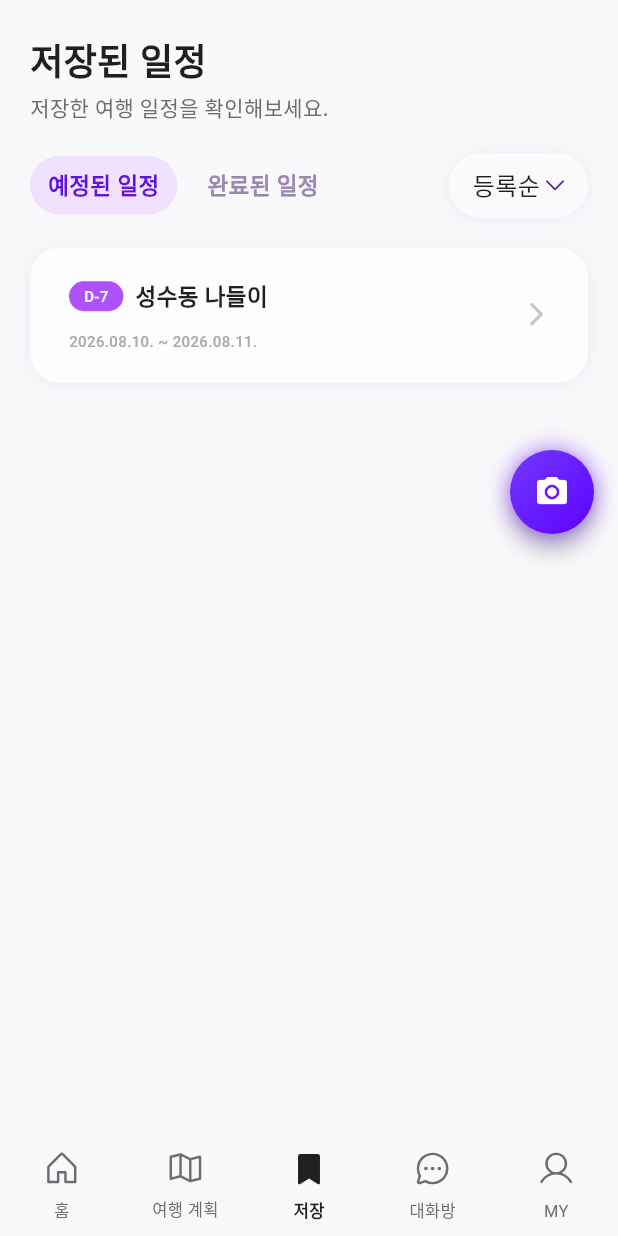
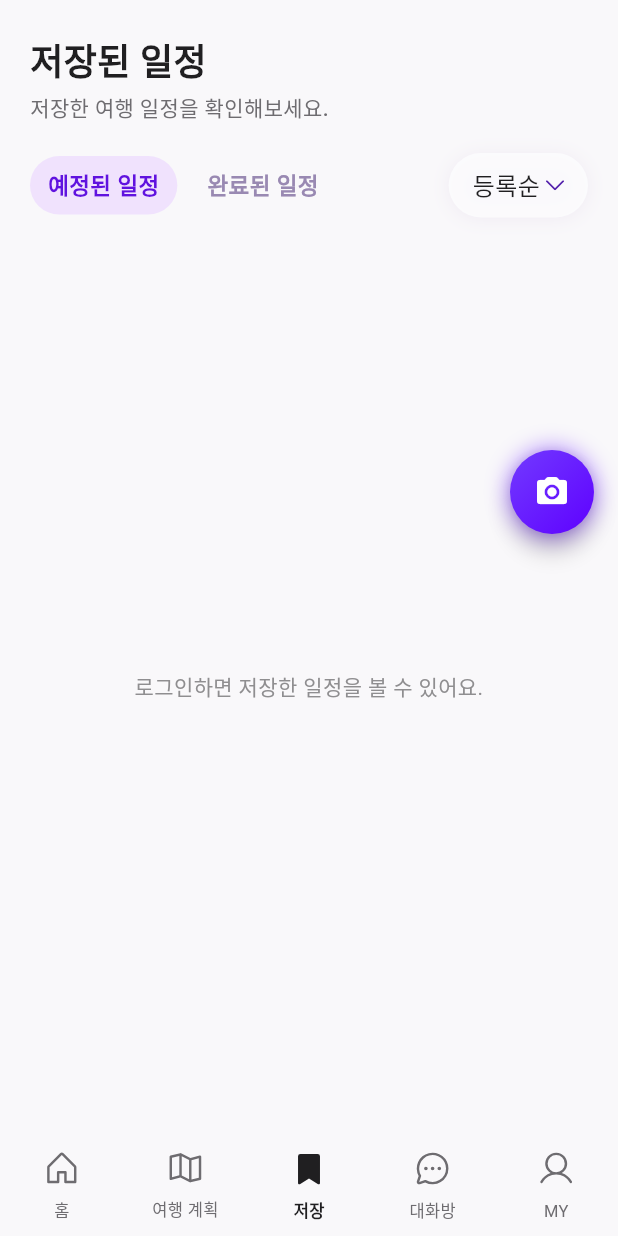
Before and after one commit to we-meet-trip/map-service-client, a Flutter app: the screen it shows after launch, item 3 of the bottom bar chosen, on a phone screen of 412 x 824 dp. Run offline on Flutter 3.47's test engine with Material 3 defaults, Android fonts, the phone set to English and light mode, and no system bars; our stand-ins replace app_links, camera, flutter_compass, flutter_dotenv, flutter_secure_storage, flutter_svg and 7 more; missing offline and left inert: dart:js_interop, dart:ui_web, flutter_naver_map, stomp_dart_client; network calls fail; Roboto replaces fonts that are missing (Pretendard); statements that could not run were skipped.

Commit message:
feat(saved): 저장 목록·상세를 서버 데이터로 전환
- 목록은 일정 목록 조회, 상세는 일정 상세 조회로 대체
- 화면 항목과 서버 일정을 잇는 식별자 추가
- 인메모리 목 일정과 보관소 제거
- 종료일 기준으로 예정·완료 구분, 저장 시각으로 정렬
- 길게 눌러 삭제, 로그아웃 시 로그인 유도
- 서버 저장이 끝난 뒤에 저장 완료를 알리도록 순서 교정

```diff
--- /dev/null
+++ b/lib/common/utils/d_day.dart
@@ -0,0 +1,14 @@
+// 남은 날 계산. 홈 카드와 저장 목록이 같은 값을 써야 한다.
+
+/// 오늘부터 [date] 까지 남은 날 수. 시각은 버리고 날짜만 센다 —
+/// 같은 날 오전·오후에 열었다고 값이 달라지면 안 된다.
+int daysUntil(DateTime date, {DateTime? now}) =>
+    _dateOnly(date).difference(_dateOnly(now ?? DateTime.now())).inDays;
+
+/// 남은 날 수를 배지 문구로. 당일과 지난 날짜는 모두 'D-DAY'.
+String dDayLabel(DateTime date, {DateTime? now}) {
+  final days = daysUntil(date, now: now);
+  return days <= 0 ? 'D-DAY' : 'D-$days';
+}
+
+DateTime _dateOnly(DateTime dt) => DateTime(dt.year, dt.month, dt.day);
--- a/lib/core/state/trip_repository.dart
+++ b/lib/core/state/trip_repository.dart
@@ -1,14 +1,19 @@
 import 'package:flutter/foundation.dart';
+import '../api/schedule_api_service.dart';
 import '../api/trip_api_service.dart';
 
 class TripRepository {
   TripRepository._();
   static final TripRepository instance = TripRepository._();
 
-  final ValueNotifier<List<SavedTrip>> plannedTrips = ValueNotifier([_mockPlannedTrip]);
-  final ValueNotifier<List<SavedTrip>> completedTrips = ValueNotifier([]);
   // 저장 탭 열릴 때 보여줄 탭 인덱스 (0: 예정, 1: 완료)
   final ValueNotifier<int> requestedTab = ValueNotifier(0);
+
+  /// 저장 목록이 달라졌다는 신호.
+  /// 저장 탭은 하단 탭의 한 칸이라 다시 열려도 새로 만들어지지 않는다.
+  final ValueNotifier<int> savedRevision = ValueNotifier(0);
+
+  void markSavedChanged() => savedRevision.value++;
 
   // 비로그인 저장 시도 → 로그인 후 복귀할 임시 일정
   TripGenerateResponse? pendingTrip;
@@ -28,10 +33,6 @@ class TripRepository {
 
   void setLastPlan(TripPlanContext context) {
     lastPlan = context;
-  }
-
-  void addTrip(SavedTrip trip) {
-    plannedTrips.value = [...plannedTrips.value, trip];
   }
 }
 
@@ -61,56 +62,9 @@ class TripPlanContext {
   });
 }
 
-/// 매번 일정을 직접 만들지 않고도 저장 페이지를 테스트할 수 있도록 넣어둔 목 데이터.
-/// 2일차까지 있어서 일차별 탭 UI도 이걸로 바로 확인 가능하다.
-final _mockPlannedTrip = SavedTrip(
-  name: '성수동 나들이',
-  route: '서울숲 → 성수동 카페거리 → 서울숲 야시장',
-  savedAt: DateTime.now(),
-  tripStartDate: DateTime.now().add(const Duration(days: 7)),
-  tripEndDate: DateTime.now().add(const Duration(days: 8)),
-  totalDurationMinutes: 480,
-  stops: [
-    TripStop(
-      order: 1,
-      day: 1,
-      name: '서울숲',
-      address: '서울 성동구 뚝섬로 273',
-      time: '10:00',
-      latitude: 37.5443,
-      longitude: 127.0374,
-    ),
-    TripStop(
-      order: 2,
-      day: 1,
-      name: '성수동 카페거리',
-      address: '서울 성동구 성수이로 89',
-      time: '13:00',
-      latitude: 37.5445,
-      longitude: 127.0559,
-    ),
-    TripStop(
-      order: 3,
-      day: 2,
-      name: '서울숲 야시장',
-      address: '서울 성동구 뚝섬로 273-1',
-      time: '18:00',
-      latitude: 37.5449,
-      longitude: 127.0389,
-    ),
-    TripStop(
-      order: 4,
-      day: 2,
-      name: '성수 문화창작소',
-      address: '서울 성동구 상원길 26',
-      time: '20:00',
-      latitude: 37.5426,
-      longitude: 127.0567,
-    ),
-  ],
-);
-
 class SavedTrip {
+  /// 서버가 부여한 일정 식별자. 없으면 서버에 남지 않은 일정.
+  final int? scheduleId;
   final String name;
   final String route;
   final DateTime savedAt;
@@ -120,6 +74,7 @@ class SavedTrip {
   final int totalDurationMinutes;
 
   SavedTrip({
+    this.scheduleId,
     required this.name,
     required this.route,
     required this.savedAt,
@@ -128,4 +83,20 @@ class SavedTrip {
     required this.stops,
     required this.totalDurationMinutes,
   });
+
+  /// 서버 상세를 화면이 쓰는 형태로. route 는 방문지 이름을 이어 만든다 —
+  /// 서버는 그 문자열을 따로 주지 않는다.
+  factory SavedTrip.fromDetail(ScheduleDetail d) {
+    final start = d.dateStart ?? DateTime.now();
+    return SavedTrip(
+      scheduleId: d.scheduleId,
+      name: d.title.isEmpty ? '이름 없는 일정' : d.title,
+      route: d.stops.map((s) => s.name).join(' → '),
+      savedAt: d.createdAt ?? DateTime.now(),
+      tripStartDate: start,
+      tripEndDate: d.dateEnd ?? start,
+      stops: d.stops,
+      totalDurationMinutes: d.totalDurationMinutes,
+    );
+  }
 }
--- a/lib/features/saved/screens/saved_screen.dart
+++ b/lib/features/saved/screens/saved_screen.dart
@@ -1,8 +1,14 @@
 import 'package:flutter/material.dart';
-import 'package:go_router/go_router.dart';
 import '../../../common/theme/app_colors.dart';
 import '../../../common/theme/app_icons.dart';
+import '../../../common/utils/d_day.dart';
+import '../../../common/widgets/app_confirm_dialog.dart';
+import '../../../common/widgets/app_loading_indicator.dart';
+import '../../../core/api/api_client.dart';
+import '../../../core/api/schedule_api_service.dart';
+import '../../../core/router/app_router.dart';
 import '../../../core/state/trip_repository.dart';
+import '../utils/open_schedule.dart';
 
 class SavedScreen extends StatefulWidget {
   const SavedScreen({super.key});
@@ -17,17 +23,53 @@ class _SavedScreenState extends State<SavedScreen> {
   bool _sortMenuOpen = false;
   final LayerLink _sortButtonLink = LayerLink();
 
+  List<ScheduleSummary> _schedules = const [];
+  bool _loading = false;
+  bool _failed = false;
+
   @override
   void initState() {
     super.initState();
     TripRepository.instance.requestedTab.addListener(_onTabRequest);
+    // 저장 탭은 하단 탭의 한 칸이라 다시 열려도 새로 만들어지지 않는다.
+    // 목록이 달라졌다는 신호와 로그인 여부를 직접 듣는다.
+    TripRepository.instance.savedRevision.addListener(_load);
+    isAuthenticated.addListener(_load);
+    _load();
   }
 
   @override
   void dispose() {
     TripRepository.instance.requestedTab.removeListener(_onTabRequest);
+    TripRepository.instance.savedRevision.removeListener(_load);
+    isAuthenticated.removeListener(_load);
     super.dispose();
   }
+
+  Future<void> _load() async {
+    if (!isAuthenticated.value) {
+      if (mounted) {
+        setState(() {
+          _schedules = const [];
+          _loading = false;
+          _failed = false;
+        });
+      }
+      return;
+    }
+    if (mounted) setState(() { _loading = true; _failed = false; });
+    try {
+      final items = await ScheduleApiService.instance.list();
+      if (!mounted) return;
+      setState(() { _schedules = items; _loading = false; });
+    } on ApiException {
+      if (!mounted) return;
+      setState(() { _loading = false; _failed = true; });
+    }
+  }
+
+  Future<void> _openDetail(int scheduleId) =>
+      openSchedule(context, scheduleId);
 
   void _onTabRequest() {
     setState(() {
@@ -237,59 +279,100 @@ class _SavedScreenState extends State<SavedScreen> {
 
   // ── 완료된 일정 목록 ────────────────────────────────────────
 
-  Widget _buildCompletedList() {
-    return ValueListenableBuilder<List<SavedTrip>>(
-      valueListenable: TripRepository.instance.completedTrips,
-      builder: (context, trips, _) {
-        if (trips.isEmpty) {
-          return _buildEmpty('완료된 일정이 없어요.');
+  Widget _buildCompletedList() =>
+      _buildList(completed: true, emptyText: '완료된 일정이 없어요.');
+
+  // ── 예정된 일정 목록 ───────────────────────────────────────
+
+  Widget _buildPlannedList() => _buildList(
+        completed: false,
+        emptyText: '저장된 예정 일정이 없어요.\n여행 계획에서 일정을 저장해보세요!',
+      );
+
+  /// 예정·완료는 종료일로 가른다. 서버에 완료 표시가 따로 없다.
+  Widget _buildList({required bool completed, required String emptyText}) {
+    if (!isAuthenticated.value) {
+      return _buildEmpty('로그인하면 저장한 일정을 볼 수 있어요.');
     }
-        final cards = _sortByRegisteredAt(trips
-            .map((t) => _TripCardData(
-                  name: t.name,
-                  startDate: t.tripStartDate,
-                  endDate: t.tripEndDate,
-                  registeredAt: t.savedAt,
-                  savedTrip: t,
+    if (_loading) {
+      return const Center(child: AppLoadingIndicator());
+    }
+    if (_failed) {
+      return _buildRetry();
+    }
+    final today = DateTime.now();
+    final cards = _sortByRegisteredAt(_schedules
+        .where((s) {
+          final end = s.dateEnd ?? s.dateStart;
+          final past = end != null && daysUntil(end, now: today) < 0;
+          return completed ? past : !past;
+        })
+        .map((s) => _TripCardData(
+              scheduleId: s.scheduleId,
+              name: s.title.isEmpty ? '이름 없는 일정' : s.title,
+              startDate: s.dateStart ?? today,
+              endDate: s.dateEnd ?? s.dateStart ?? today,
+              registeredAt: s.createdAt ?? s.dateStart ?? today,
             ))
         .toList());
-        return ListView.separated(
+    if (cards.isEmpty) return _buildEmpty(emptyText);
+    return RefreshIndicator(
+      onRefresh: _load,
+      child: ListView.separated(
         padding: const EdgeInsets.fromLTRB(20, 4, 20, 24),
         itemCount: cards.length,
         separatorBuilder: (context, i) => const SizedBox(height: 12),
-          itemBuilder: (_, i) => _buildTripCard(cards[i], completed: true),
-        );
-      },
+        itemBuilder: (_, i) => _buildTripCard(cards[i], completed: completed),
+      ),
     );
   }
 
-  // ── 예정된 일정 목록 ───────────────────────────────────────
+  /// 목록이 서버로 옮겨진 뒤로는 지우는 길이 없으면 시험 삼아 만든 일정이
+  /// 계속 쌓인다. 되돌릴 수 없는 동작이라 확인을 한 번 받는다.
+  Future<void> _confirmDelete(_TripCardData card) async {
+    final ok = await showDialog<bool>(
+      context: context,
+      builder: (dialogContext) => AppConfirmDialog(
+        content: Text(
+          '‘${card.name}’ 일정을 지울까요?\n되돌릴 수 없어요.',
+          textAlign: TextAlign.center,
+          style: TextStyle(fontSize: 15, color: AppColors.neutralScale[500]),
+        ),
+        confirmLabel: '삭제',
+        onCancel: () => Navigator.of(dialogContext).pop(false),
+        onConfirm: () => Navigator.of(dialogContext).pop(true),
+      ),
+    );
+    if (ok != true) return;
+    try {
+      await ScheduleApiService.instance.delete(card.scheduleId);
+      await _load();
+    } on ApiException catch (e) {
+      if (!mounted) return;
+      ScaffoldMessenger.of(context)
+          .showSnackBar(SnackBar(content: Text(e.message)));
+    }
+  }
 
-  Widget _buildPlannedList() {
-    return ValueListenableBuilder<List<SavedTrip>>(
-      valueListenable: TripRepository.instance.plannedTrips,
-      builder: (context, savedTrips, _) {
-        if (savedTrips.isEmpty) {
-          return _buildEmpty('저장된 예정 일정이 없어요.\n여행 계획에서 일정을 저장해보세요!');
-        }
-        final trips = _sortByRegisteredAt(savedTrips
-            .map((t) => _TripCardData(
-                  name: t.name,
-                  startDate: t.tripStartDate,
-                  endDate: t.tripEndDate,
-                  registeredAt: t.savedAt,
-                  savedTrip: t,
-                ))
-            .toList());
-        return ListView.separated(
-          padding: const EdgeInsets.fromLTRB(20, 4, 20, 24),
-          itemCount: trips.length,
-          separatorBuilder: (context, i) => const SizedBox(height: 12),
-          itemBuilder: (_, i) => _buildTripCard(trips[i], completed: false),
+  Widget _buildRetry() => Center(
+        child: Column(
+          mainAxisSize: MainAxisSize.min,
+          children: [
+            Text('일정을 불러오지 못했어요',
+                style: TextStyle(
+                    fontSize: 14, color: AppColors.neutralScale[300])),
+            const SizedBox(height: 8),
+            GestureDetector(
+              onTap: _load,
+              child: Text('다시 시도',
+                  style: TextStyle(
+                      fontSize: 14,
+                      color: AppColors.primaryScale[500],
+                      fontWeight: FontWeight.w600)),
+            ),
+          ],
+        ),
       );
-      },
-    );
-  }
 
   List<_TripCardData> _sortByRegisteredAt(List<_TripCardData> trips) {
     final sorted = [...trips]
@@ -301,7 +384,8 @@ class _SavedScreenState extends State<SavedScreen> {
 
   Widget _buildTripCard(_TripCardData card, {required bool completed}) {
     return GestureDetector(
-      onTap: () => context.go('/saved/trip', extra: card.savedTrip),
+      onTap: () => _openDetail(card.scheduleId),
+      onLongPress: () => _confirmDelete(card),
       child: Container(
         padding: const EdgeInsets.symmetric(horizontal: 26, vertical: 21),
         decoration: BoxDecoration(
@@ -366,8 +450,8 @@ class _SavedScreenState extends State<SavedScreen> {
   }
 
   Widget _buildPlannedBadge(DateTime startDate) {
-    final days = _dateOnly(startDate).difference(_dateOnly(DateTime.now())).inDays;
-    final label = days <= 0 ? 'D-DAY' : 'D-$days';
+    final days = daysUntil(startDate);
+    final label = dDayLabel(startDate);
     final color = days <= 0
         ? AppColors.savedBadgeUrgent
         : days <= 49
@@ -432,17 +516,17 @@ class _SavedScreenState extends State<SavedScreen> {
 }
 
 class _TripCardData {
+  final int scheduleId;
   final String name;
   final DateTime startDate;
   final DateTime endDate;
   final DateTime registeredAt;
-  final SavedTrip? savedTrip;
 
   const _TripCardData({
+    required this.scheduleId,
     required this.name,
     required this.startDate,
     required this.endDate,
     required this.registeredAt,
-    this.savedTrip,
   });
 }
```
Also changed, not shown: lib/features/saved/utils/open_schedule.dart (added, +32 -0 lines), lib/features/trip/screens/trip_created_screen.dart (+21 -22 lines). Lines whose indentation alone changed are shown as unchanged.
